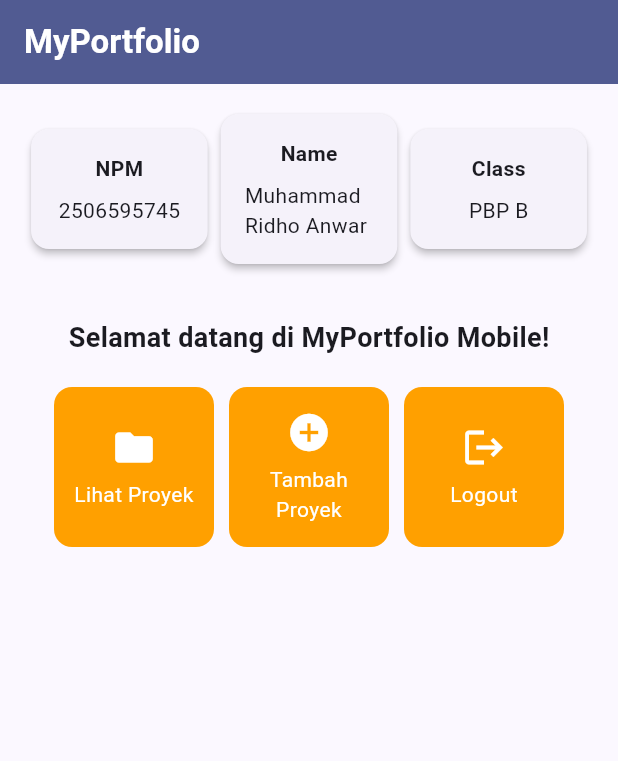
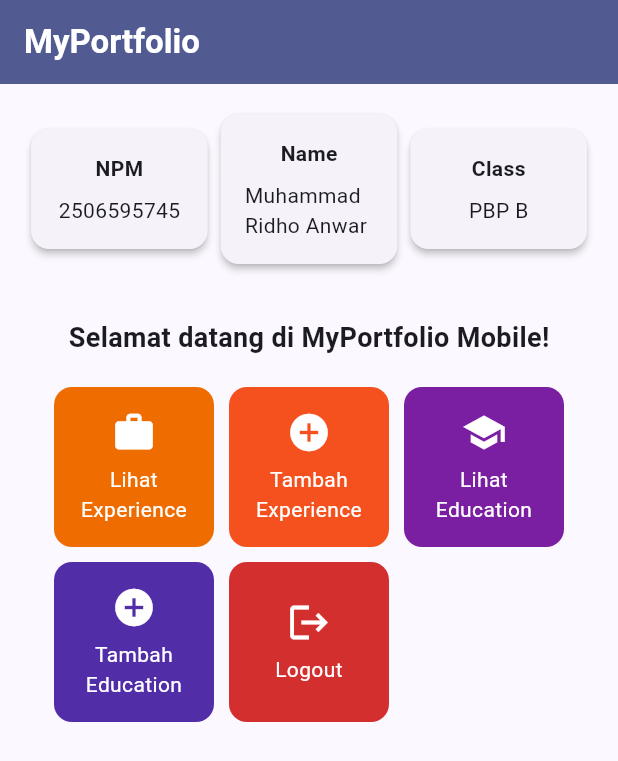
Before and after one commit to ridhoanwar24/myportofolio_mobile, a Flutter app: the screen it shows after launch, on a phone screen of 412 x 824 dp. Shown: the top 761 px of the screen. Run offline on Flutter 3.47's test engine with Material 3 defaults, Android fonts, the phone set to English and light mode, and no system bars.

Commit message:
feat: assignment 7 Menambah tombol edukasi dan memberi warna yang berbeda untuk setiap tombol.

```diff
--- a/lib/menu.dart
+++ b/lib/menu.dart
@@ -8,12 +8,14 @@ class MyHomePage extends StatelessWidget {
   final String kelas = "PBP B";
 
   final List<ItemHomepage> items = [
-    ItemHomepage("Lihat Proyek", Icons.folder),
-    ItemHomepage("Tambah Proyek", Icons.add_circle),
-    ItemHomepage("Logout", Icons.logout),
+    ItemHomepage("Lihat Experience", Icons.work, Colors.orange.shade800),
+    ItemHomepage("Tambah Experience", Icons.add_circle, Colors.deepOrange.shade600),
+    ItemHomepage("Lihat Education", Icons.school, Colors.purple.shade700),
+    ItemHomepage("Tambah Education", Icons.add_circle, Colors.deepPurple.shade700),
+    ItemHomepage("Logout", Icons.logout, Colors.red.shade700),
   ];
 
-    @override
+  @override
   Widget build(BuildContext context) {
     // Scaffold menyediakan struktur visual dasar halaman (AppBar, Body, SnackBar).
     return Scaffold(
@@ -119,8 +121,9 @@ class InfoCard extends StatelessWidget {
 class ItemHomepage {
   final String name;
   final IconData icon;
+  final Color color;
 
-  ItemHomepage(this.name, this.icon);
+  ItemHomepage(this.name, this.icon, this.color);
 }
 
 class ItemCard extends StatelessWidget {
@@ -131,8 +134,9 @@ class ItemCard extends StatelessWidget {
   @override
   Widget build(BuildContext context) {
     return Material(
+
       // Menggunakan warna sekunder dari skema tema aplikasi.
-      color: Theme.of(context).colorScheme.secondary,
+      color: item.color,
       borderRadius: BorderRadius.circular(12),
       child: InkWell(
         // Aksi ketika kartu ditekan oleh pengguna.
```
